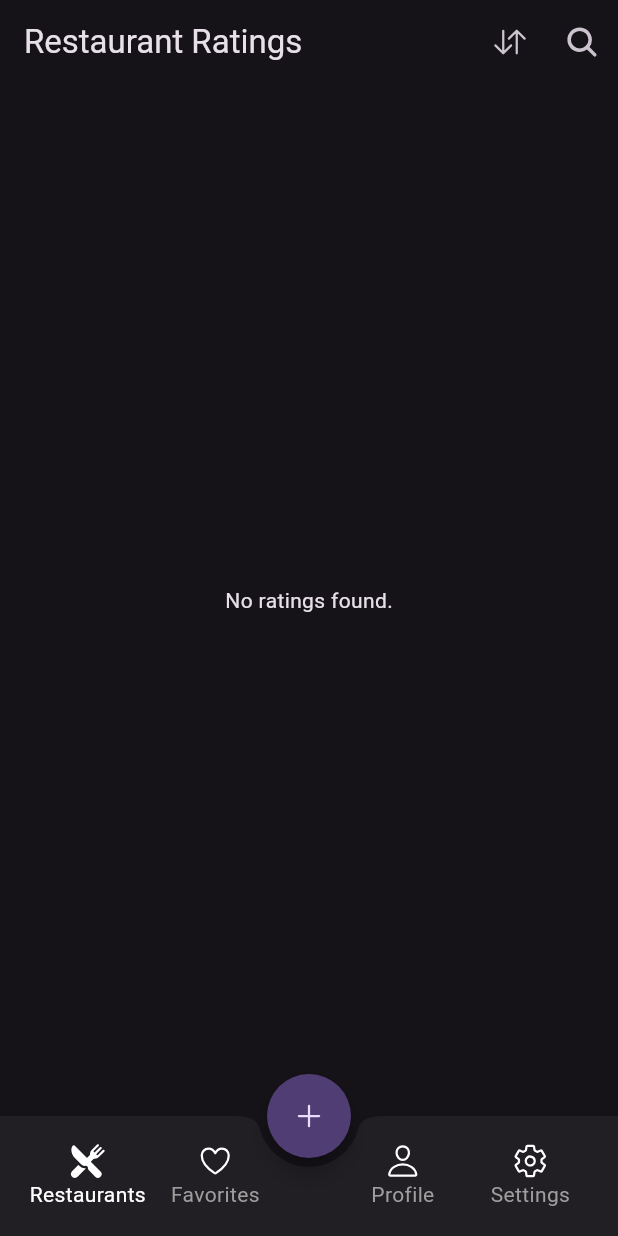
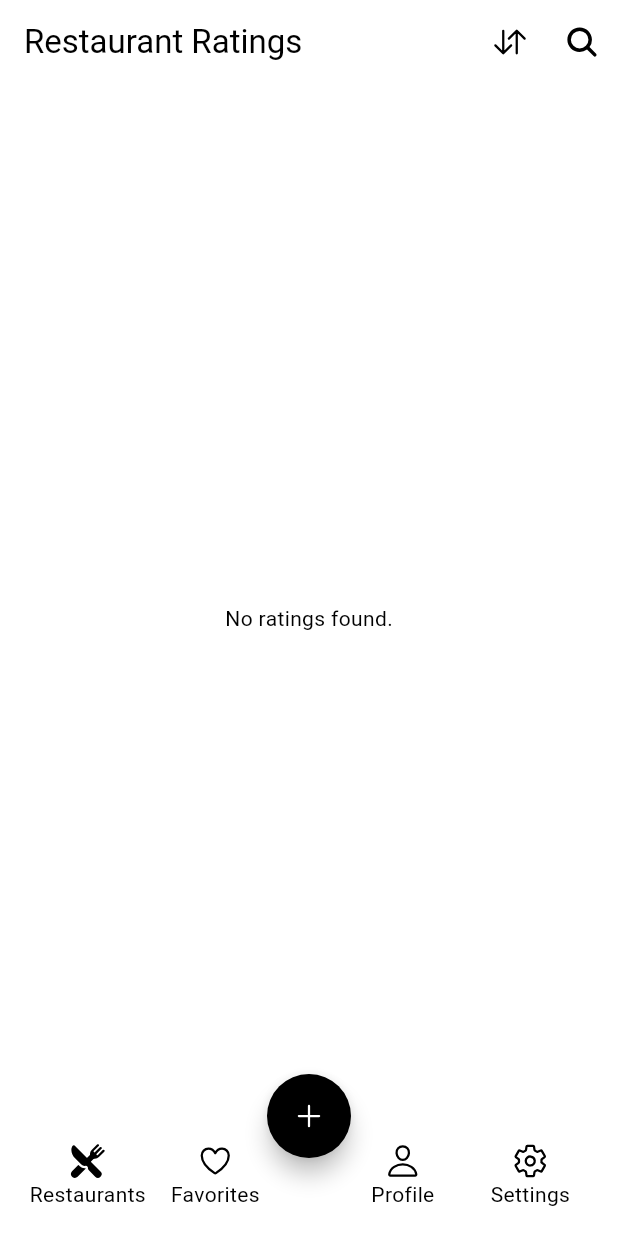
Before and after one commit to captainbalbin/hot-plates, a Flutter app: the screen it shows after launch, on a phone screen of 412 x 824 dp. Run offline on Flutter 3.47's test engine with Material 3 defaults, Android fonts, the phone set to English and light mode, and no system bars; our stand-ins replace flutter_dotenv, ionicons, supabase_flutter; accounts and stored records are empty.

Commit message:
Update color scheme and load restaurants without ratings

```diff
--- a/lib/main.dart
+++ b/lib/main.dart
@@ -1,3 +1,4 @@
+import 'dart:ui';
 import 'package:flutter/material.dart';
 import 'package:flutter_dotenv/flutter_dotenv.dart';
 import 'package:hot_plates/src/shared/nav_items.dart';
@@ -30,13 +31,51 @@ class MyApp extends StatelessWidget {
     return MaterialApp(
       title: 'Restaurant Ratings',
       theme: ThemeData(
-        useMaterial3: true,
-        colorScheme: ColorScheme.fromSeed(
-          seedColor: Colors.deepPurple,
-          brightness: Brightness.dark,
+        brightness: Brightness.light,
+        colorScheme: ColorScheme.light(
+            primary: Colors.black,
+            secondary: Colors.deepPurpleAccent,
+            surface: Colors.white),
+        scaffoldBackgroundColor: Colors.white,
+        cardTheme: CardTheme(
+          color: Colors.grey[200],
+          shadowColor: Colors.transparent,
+        ),
+        appBarTheme: AppBarTheme(),
+        textTheme: TextTheme(
+          bodyLarge: TextStyle(color: Colors.black),
+          bodyMedium: TextStyle(color: Colors.black),
+        ),
+        iconTheme: IconThemeData(color: Colors.black),
+        buttonTheme: ButtonThemeData(
+          buttonColor: Colors.deepPurple,
+          textTheme: ButtonTextTheme.primary,
         ),
       ),
-      themeMode: ThemeMode.dark,
+      darkTheme: ThemeData(
+        brightness: Brightness.dark,
+        primaryColor: Colors.deepPurple,
+        colorScheme: ColorScheme.dark(
+          primary: Colors.deepPurple,
+          secondary: Colors.deepPurpleAccent,
+        ),
+        scaffoldBackgroundColor: Colors.black,
+        cardTheme: CardTheme(
+          color: Colors.black,
+          shadowColor: Colors.transparent,
+        ),
+        appBarTheme: AppBarTheme(
+          backgroundColor: Colors.black,
+          iconTheme: IconThemeData(color: Colors.white),
+          titleTextStyle: TextStyle(color: Colors.white, fontSize: 20),
+        ),
+        textTheme: TextTheme(
+          bodyLarge: TextStyle(color: Colors.white),
+          bodyMedium: TextStyle(color: Colors.white),
+        ),
+        iconTheme: IconThemeData(color: Colors.white),
+      ),
+      themeMode: ThemeMode.system,
       home: MyHomePage(),
     );
   }
@@ -68,8 +107,20 @@ class _MyHomePageState extends State<MyHomePage> {
   @override
   Widget build(BuildContext context) {
     return Scaffold(
+      extendBodyBehindAppBar: true,
+      extendBody: true,
       appBar: AppBar(
         title: Text('Restaurant Ratings'),
+        elevation: 0,
+        backgroundColor: Colors.white.withAlpha(200),
+        flexibleSpace: ClipRRect(
+          child: BackdropFilter(
+            filter: ImageFilter.blur(sigmaX: 3, sigmaY: 3),
+            child: Container(
+              color: Colors.transparent,
+            ),
+          ),
+        ),
         actions: <Widget>[
           IconButton(
             icon: Icon(Ionicons.swap_vertical),
@@ -94,7 +145,7 @@ class _MyHomePageState extends State<MyHomePage> {
         child: Row(
           mainAxisSize: MainAxisSize.max,
           mainAxisAlignment: MainAxisAlignment.spaceAround,
-          children: generateNavItems(_currentPageIndex, onPressed),
+          children: generateNavItems(context, _currentPageIndex, onPressed),
         ),
       ),
       floatingActionButtonLocation: FloatingActionButtonLocation.centerDocked,
--- a/lib/src/features/restaurant/domain/restaurant.dart
+++ b/lib/src/features/restaurant/domain/restaurant.dart
@@ -1,35 +1,34 @@
 class Restaurant {
   final String id;
   final String name;
-  final double avgFoodRating;
-  final double avgDrinksRating;
-  final double avgServiceRating;
-  final double avgAtmosphereRating;
-  final bool avgAffordability;
-  final double avgTotalScore;
+  final double? avgFoodRating;
+  final double? avgDrinksRating;
+  final double? avgServiceRating;
+  final double? avgAtmosphereRating;
+  final bool? avgAffordability;
+  final double? avgTotalScore;
 
   Restaurant({
     required this.id,
     required this.name,
-    required this.avgFoodRating,
-    required this.avgDrinksRating,
-    required this.avgServiceRating,
-    required this.avgAtmosphereRating,
+    this.avgFoodRating,
+    this.avgDrinksRating,
+    this.avgServiceRating,
+    this.avgAtmosphereRating,
     required this.avgAffordability,
-    required this.avgTotalScore,
+    this.avgTotalScore,
   });
 
   factory Restaurant.fromJson(Map<String, dynamic> json) {
     return Restaurant(
       id: json['id'],
       name: json['name'],
-      avgFoodRating: (json['avg_food_rating'] as num?)?.toDouble() ?? 0.0,
-      avgDrinksRating: (json['avg_drinks_rating'] as num?)?.toDouble() ?? 0.0,
-      avgServiceRating: (json['avg_service_rating'] as num?)?.toDouble() ?? 0.0,
-      avgAtmosphereRating:
-          (json['avg_atmosphere_rating'] as num?)?.toDouble() ?? 0.0,
-      avgAffordability: json['avg_affordability'] ?? false,
-      avgTotalScore: (json['avg_total_score'] as num?)?.toDouble() ?? 0.0,
+      avgFoodRating: (json['avg_food_rating'] as num?)?.toDouble(),
+      avgDrinksRating: (json['avg_drinks_rating'] as num?)?.toDouble(),
+      avgServiceRating: (json['avg_service_rating'] as num?)?.toDouble(),
+      avgAtmosphereRating: (json['avg_atmosphere_rating'] as num?)?.toDouble(),
+      avgAffordability: json['avg_affordability'],
+      avgTotalScore: (json['avg_total_score'] as num?)?.toDouble(),
     );
   }
 }
--- a/lib/src/features/restaurant/presentation/overview_screen.dart
+++ b/lib/src/features/restaurant/presentation/overview_screen.dart
@@ -39,6 +39,7 @@ class _OverviewPageState extends State<OverviewPage> {
         }
 
         return RefreshIndicator(
+          edgeOffset: kToolbarHeight,
           onRefresh: () async {
             await appState.fetchRestaurants();
           },
--- a/lib/src/features/restaurant/presentation/restaurant_card.dart
+++ b/lib/src/features/restaurant/presentation/restaurant_card.dart
@@ -24,20 +24,22 @@ class RestaurantCard extends StatelessWidget {
                     style: TextStyle(fontWeight: FontWeight.bold, fontSize: 16),
                   ),
                   Text(
-                    restaurant.avgTotalScore.toStringAsFixed(2),
+                    restaurant.avgTotalScore?.toStringAsFixed(2) ?? '-',
                     style: TextStyle(color: Colors.grey, fontSize: 14),
                   ),
                 ],
               ),
               SizedBox(height: 8),
-              Text('Food: ${restaurant.avgFoodRating.toStringAsFixed(2)}'),
-              Text('Drinks: ${restaurant.avgDrinksRating.toStringAsFixed(2)}'),
               Text(
-                  'Service: ${restaurant.avgServiceRating.toStringAsFixed(2)}'),
+                  'Food: ${restaurant.avgFoodRating?.toStringAsFixed(2) ?? '-'}'),
               Text(
-                  'Atmosphere: ${restaurant.avgAtmosphereRating.toStringAsFixed(2)}'),
+                  'Drinks: ${restaurant.avgDrinksRating?.toStringAsFixed(2) ?? '-'}'),
               Text(
-                  'Affordability: ${restaurant.avgAffordability ? 'Affordable' : 'Not Affordable'}'),
+                  'Service: ${restaurant.avgServiceRating?.toStringAsFixed(2) ?? '-'}'),
+              Text(
+                  'Atmosphere: ${restaurant.avgAtmosphereRating?.toStringAsFixed(2) ?? '-'}'),
+              Text(
+                  'Affordability: ${restaurant.avgAffordability == null ? '-' : (restaurant.avgAffordability! ? 'Affordable' : 'Expensive')}'),
             ],
           ),
         ),
--- a/lib/src/shared/nav_items.dart
+++ b/lib/src/shared/nav_items.dart
@@ -2,7 +2,7 @@ import 'package:flutter/material.dart';
 import 'package:ionicons/ionicons.dart';
 
 List<Widget> generateNavItems(
-    int currentPageIndex, ValueChanged<int> onPressed) {
+    BuildContext context, int currentPageIndex, Function(int) onPressed) {
   const iconMap = {
     0: Ionicons.restaurant,
     1: Ionicons.heart,
@@ -30,8 +30,9 @@ List<Widget> generateNavItems(
       return Expanded(
         child: GestureDetector(
           onTap: () => onPressed(index),
-        child: SizedBox(
+          child: Container(
             height: 56,
+            color: Colors.transparent, // Ensure the container is transparent
             child: Column(
               mainAxisSize: MainAxisSize.min,
               mainAxisAlignment: MainAxisAlignment.center,
@@ -44,13 +45,16 @@ List<Widget> generateNavItems(
                 Text(
                   navTextMap[index].toString(),
                   style: TextStyle(
-                  color: currentPageIndex == index ? Colors.white : Colors.grey,
+                    color: currentPageIndex == index
+                        ? Theme.of(context).colorScheme.primary
+                        : Theme.of(context).textTheme.bodyMedium?.color,
                   ),
                 ),
               ],
             ),
           ),
-      ));
+        ),
+      );
     },
   );
 
@@ -58,7 +62,8 @@ List<Widget> generateNavItems(
     2,
     const SizedBox(
       width: 40,
-      ));
+    ),
+  );
 
   return navItems;
 }
```
Lines whose indentation alone changed are shown as unchanged.
